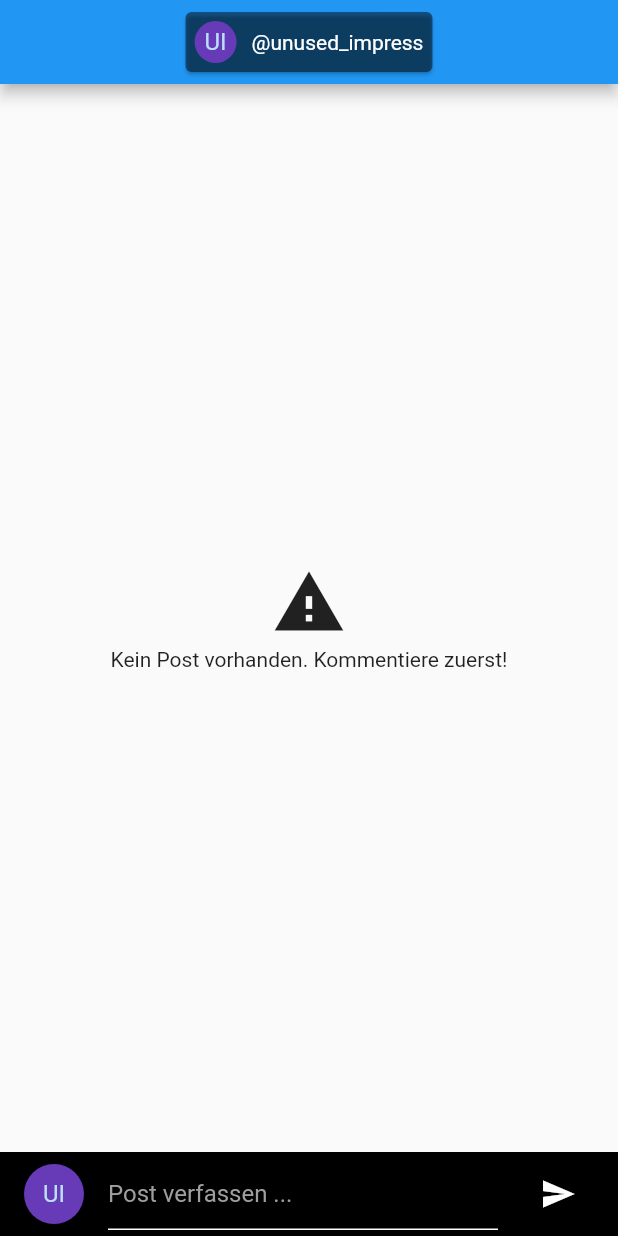
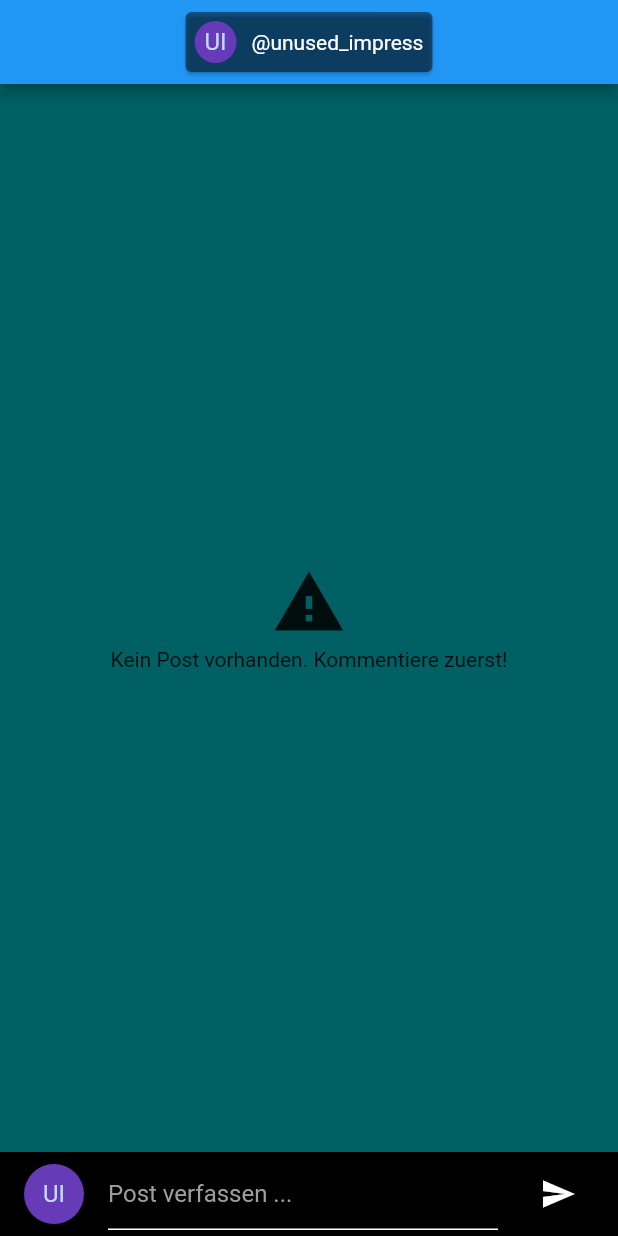
Before and after one commit to christianfl/racler-productions-forum, a Flutter app: the screen it shows after launch, on a phone screen of 412 x 824 dp. Run offline on Flutter 3.47's test engine with Material 2 defaults, Android fonts, the phone set to English and light mode, and no system bars; our stand-ins replace cloud_firestore, firebase_core, shared_preferences, shimmer; accounts and stored records are empty.

Commit message:
Design improvements

```diff
--- a/lib/main.dart
+++ b/lib/main.dart
@@ -28,9 +28,10 @@ class MyApp extends StatelessWidget {
         ChangeNotifierProvider(create: (context) => ForumPostProvider()),
       ],
       child: MaterialApp(
-        title: 'Flutter Demo',
+        title: 'Forum',
         theme: ThemeData(
           primarySwatch: Colors.blue,
+          scaffoldBackgroundColor: const Color(0xff006064),
         ),
         home: const HomePage(),
       ),
```
Also changed, not shown: lib/widgets/forum_post.dart (+17 -1 lines).
